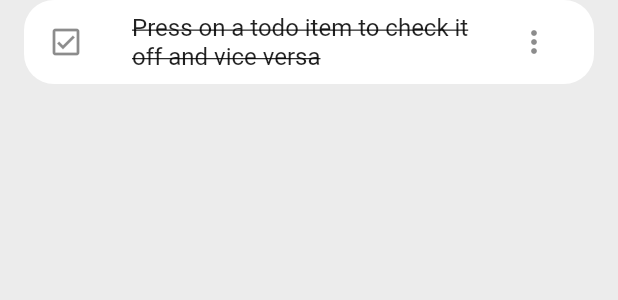
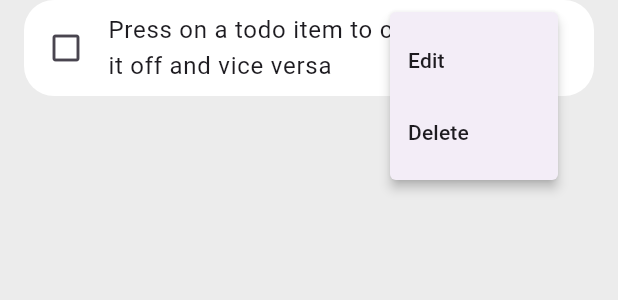
Before and after one commit to sonyerg/todo-app, a Flutter app: the TodoItem widget shown alone on an empty page, opened directly with sample values from the repository, after a tap on the "more vert" icon, on a phone screen of 412 x 824 dp. Shown: the top 300 px of the screen. Run offline on Flutter 3.47's test engine with Material 2 defaults, Android fonts, the phone set to English and light mode, and no system bars; our stand-ins replace shared_preferences; accounts and stored records are empty.

Commit message:
Functionalities added

```diff
--- a/lib/todo.dart
+++ b/lib/todo.dart
@@ -1,3 +1,5 @@
+import 'dart:convert';
+
 class ToDo {
   String id;
   String todoText;
@@ -14,17 +16,17 @@ class ToDo {
       ToDo(
         id: '1',
         todoText: 'Press on a todo item to check it off and vice versa',
-        completed: true,
+        completed: false,
       ),
       ToDo(
         id: '2',
-        todoText: 'long press on a todo item to edit it',
+        todoText: 'Tap on the three dots to edit or delete a todo item',
         completed: false,
       ),
       ToDo(
         id: '3',
-        todoText: 'Buy bread',
-        completed: false,
+        todoText: 'Tap on a todo item to check it off',
+        completed: true,
       ),
       ToDo(
         id: '4',
@@ -38,4 +40,22 @@ class ToDo {
       ),
     ];
   }
+
+  String toJson() {
+    Map<String, dynamic> data = {
+      'id': id,
+      'todoText': todoText,
+      'completed': completed,
+    };
+    return json.encode(data);
+  }
+
+  factory ToDo.fromJson(String jsonString) {
+    Map<String, dynamic> data = json.decode(jsonString);
+    return ToDo(
+      id: data['id'],
+      todoText: data['todoText'],
+      completed: data['completed'],
+    );
+  }
 }
--- a/lib/todo_item.dart
+++ b/lib/todo_item.dart
@@ -3,15 +3,28 @@ import 'package:todo_app/todo.dart';
 
 class TodoItem extends StatelessWidget {
   final ToDo todo;
+  final onToDoChanged;
+  final onDeleteItem;
+  final onEditItem;
+  final addToDo;
 
-  const TodoItem({super.key, required this.todo});
+  const TodoItem({
+    super.key,
+    required this.todo,
+    this.onToDoChanged,
+    this.onDeleteItem,
+    this.onEditItem,
+    this.addToDo,
+  });
 
   @override
   Widget build(BuildContext context) {
     return Padding(
       padding: const EdgeInsets.only(left: 16, right: 16, bottom: 20),
       child: ListTile(
-        onTap: () {},
+        onTap: () {
+          onToDoChanged(todo);
+        },
         shape: RoundedRectangleBorder(
           borderRadius: BorderRadius.circular(20),
         ),
@@ -24,13 +37,30 @@ class TodoItem extends StatelessWidget {
         title: Text(
           todo.todoText,
           style: TextStyle(
+            fontWeight: FontWeight.normal,
             fontSize: 16,
             decoration: todo.completed ? TextDecoration.lineThrough : null,
           ),
         ),
-        trailing: IconButton(
+        trailing: PopupMenuButton<String>(
           icon: const Icon(Icons.more_vert),
-          onPressed: () {},
+          itemBuilder: (BuildContext context) => [
+            const PopupMenuItem<String>(
+              value: 'edit',
+              child: Text('Edit'),
+            ),
+            const PopupMenuItem<String>(
+              value: 'delete',
+              child: Text('Delete'),
+            ),
+          ],
+          onSelected: (String value) {
+            if (value == 'delete') {
+              onDeleteItem(todo);
+            } else if (value == 'edit') {
+              onEditItem(todo);
+            }
+          },
         ),
       ),
     );
--- a/pubspec.yaml
+++ b/pubspec.yaml
@@ -35,6 +35,7 @@ dependencies:
   # The following adds the Cupertino Icons font to your application.
   # Use with the CupertinoIcons class for iOS style icons.
   cupertino_icons: ^1.0.2
+  shared_preferences: ^2.1.0
 
 dev_dependencies:
   flutter_test:
```
Also changed, not shown: lib/main.dart (+193 -46 lines), pubspec.lock, 1 other file.
